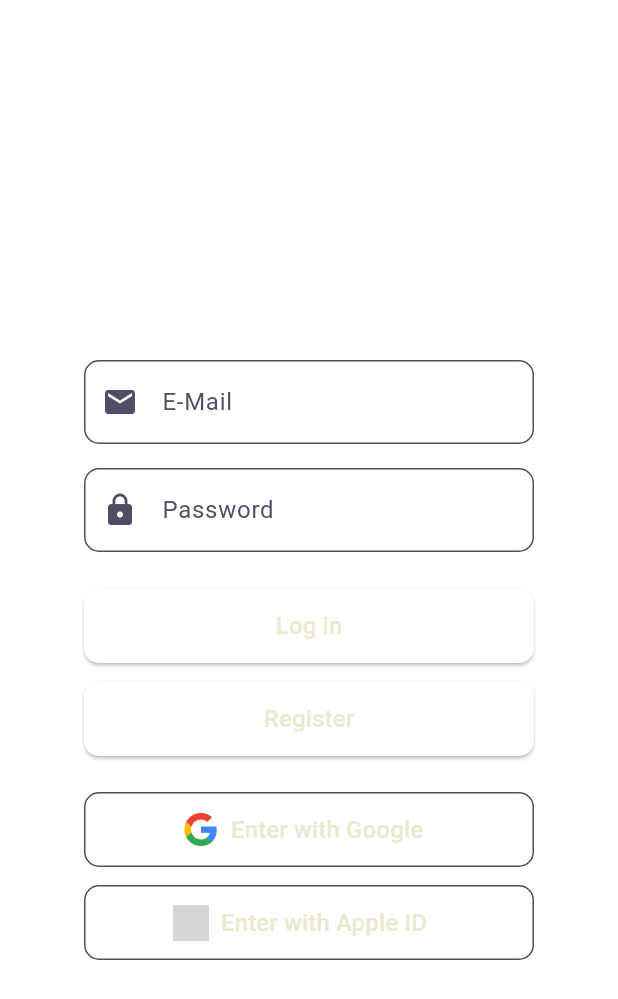
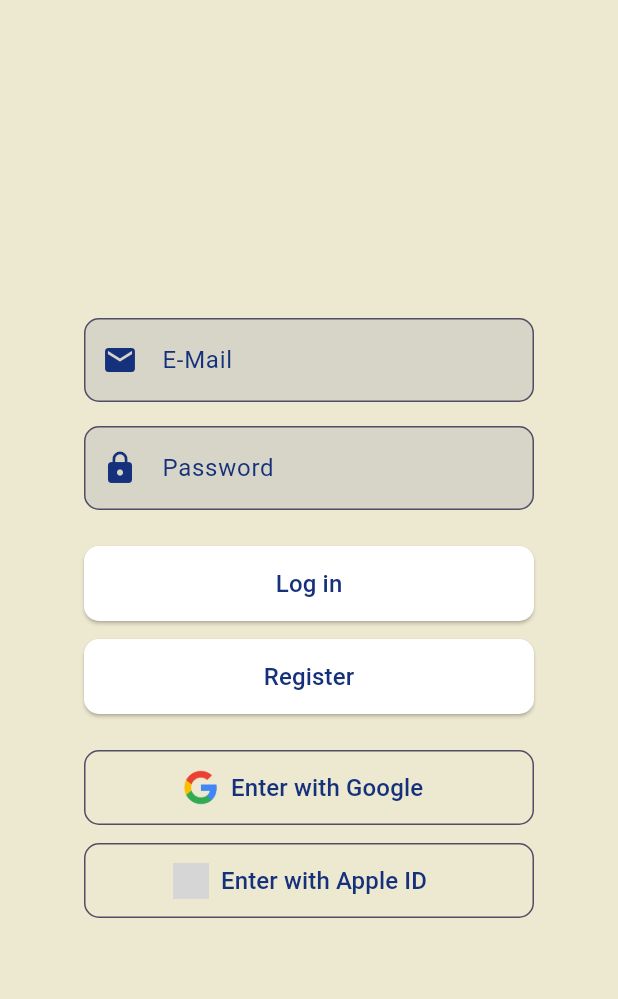
Before and after one commit to EnginOzturk-7/BookHive-flutter, a Flutter app: the LoginScreen screen opened by its route, on a phone screen of 412 x 824 dp. Shown: the top 999 px of the screen. Run offline on Flutter 3.47's test engine with Material 3 defaults, Android fonts, the light colour scheme and no system bars; our stand-ins replace go_router, google_fonts, lottie; missing offline and left inert: dotlottie_loader; grey boxes are pictures that could not be loaded.

Commit message:
login ekranı editlendi

```diff
--- a/lib/screens/login_screen.dart
+++ b/lib/screens/login_screen.dart
@@ -20,8 +20,6 @@ class _LoginScreenState extends State<LoginScreen> {
       ScaffoldMessenger.of(context).showSnackBar(
         SnackBar(
           content: Text("Enter Your Information"),
-          // action: SnackBarAction(label: "Kapat", onPressed: () {}),
-          // margin: EdgeInsets.all(20),
           behavior: SnackBarBehavior.floating,
           backgroundColor: Colors.red,
           showCloseIcon: true,
@@ -32,8 +30,6 @@ class _LoginScreenState extends State<LoginScreen> {
         ScaffoldMessenger.of(context).showSnackBar(
           SnackBar(
             content: Text("Password has to be 8 characters at minimum."),
-            // action: SnackBarAction(label: "Kapat", onPressed: () {}),
-            // margin: EdgeInsets.all(20),
             behavior: SnackBarBehavior.floating,
             backgroundColor: Colors.red,
             showCloseIcon: true,
@@ -48,7 +44,7 @@ class _LoginScreenState extends State<LoginScreen> {
   @override
   Widget build(BuildContext context) {
     return Scaffold(
-      appBar: AppBar(),
+      backgroundColor: Theme.of(context).colorScheme.primary,
       body: Center(
         child: SizedBox(
           width: 300,
@@ -59,11 +55,15 @@ class _LoginScreenState extends State<LoginScreen> {
                 controller: epostaYonetici,
                 decoration: InputDecoration(
                   hintText: "E-Mail",
+                  hintStyle: TextStyle(color: Theme.of(context).colorScheme.onPrimary),
+                  fillColor: Theme.of(context).colorScheme.onPrimary.withOpacity(0.1),
+                  filled: true,
                   border: OutlineInputBorder(
                     borderRadius: BorderRadius.circular(10),
                   ),
-                  prefixIcon: Icon(Icons.email),
+                  prefixIcon: Icon(Icons.email, color: Theme.of(context).colorScheme.onPrimary),
                 ),
+                style: TextStyle(color: Theme.of(context).colorScheme.onPrimary),
               ),
               SizedBox(height: 16),
               TextFormField(
@@ -71,11 +71,15 @@ class _LoginScreenState extends State<LoginScreen> {
                 controller: sifreYonetici,
                 decoration: InputDecoration(
                   hintText: "Password",
+                  hintStyle: TextStyle(color: Theme.of(context).colorScheme.onPrimary),
+                  fillColor: Theme.of(context).colorScheme.onPrimary.withOpacity(0.1),
+                  filled: true,
                   border: OutlineInputBorder(
                     borderRadius: BorderRadius.circular(10),
                   ),
-                  prefixIcon: Icon(Icons.lock),
+                  prefixIcon: Icon(Icons.lock, color: Theme.of(context).colorScheme.onPrimary),
                 ),
+                style: TextStyle(color: Theme.of(context).colorScheme.onPrimary),
               ),
               SizedBox(height: 24),
               ElevatedButton(
@@ -86,7 +90,7 @@ class _LoginScreenState extends State<LoginScreen> {
                     borderRadius: BorderRadius.circular(10),
                   ),
                 ),
-                child: const Text("Log in", style: TextStyle(fontSize: 16)),
+                child: Text("Log in", style: TextStyle(color: Theme.of(context).colorScheme.onPrimary, fontSize: 16)),
               ),
               SizedBox(height: 12),
               ElevatedButton(
@@ -99,7 +103,7 @@ class _LoginScreenState extends State<LoginScreen> {
                     borderRadius: BorderRadius.circular(10),
                   ),
                 ),
-                child: const Text("Register", style: TextStyle(fontSize: 16)),
+                child: Text("Register", style: TextStyle(color: Theme.of(context).colorScheme.onPrimary, fontSize: 16)),
               ),
               SizedBox(height: 24),
               OutlinedButton.icon(
@@ -111,8 +115,7 @@ class _LoginScreenState extends State<LoginScreen> {
                   ),
                 ),
                 icon: Image.asset('assets/icons/google_icon.png', height: 24),
-                label: Text("Enter with Google",
-                    style: TextStyle(fontSize: 16)),
+                label: Text("Enter with Google", style: TextStyle(fontSize: 16, color: Theme.of(context).colorScheme.onPrimary)),
               ),
               SizedBox(height: 12),
               OutlinedButton.icon(
@@ -124,8 +127,7 @@ class _LoginScreenState extends State<LoginScreen> {
                   ),
                 ),
                 icon: Image.asset('assets/icons/apple_icon.png', height: 24),
-                label: Text("Enter with Apple ID ",
-                    style: TextStyle(fontSize: 16)),
+                label: Text("Enter with Apple ID ", style: TextStyle(fontSize: 16, color: Theme.of(context).colorScheme.onPrimary)),
               ),
             ],
           ),
```
